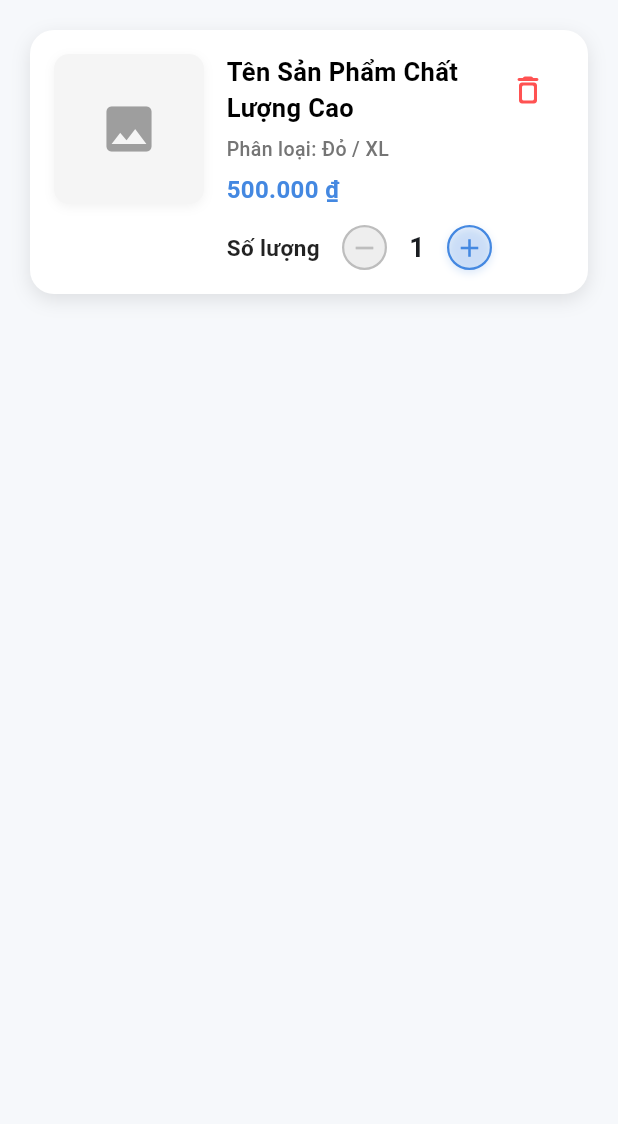
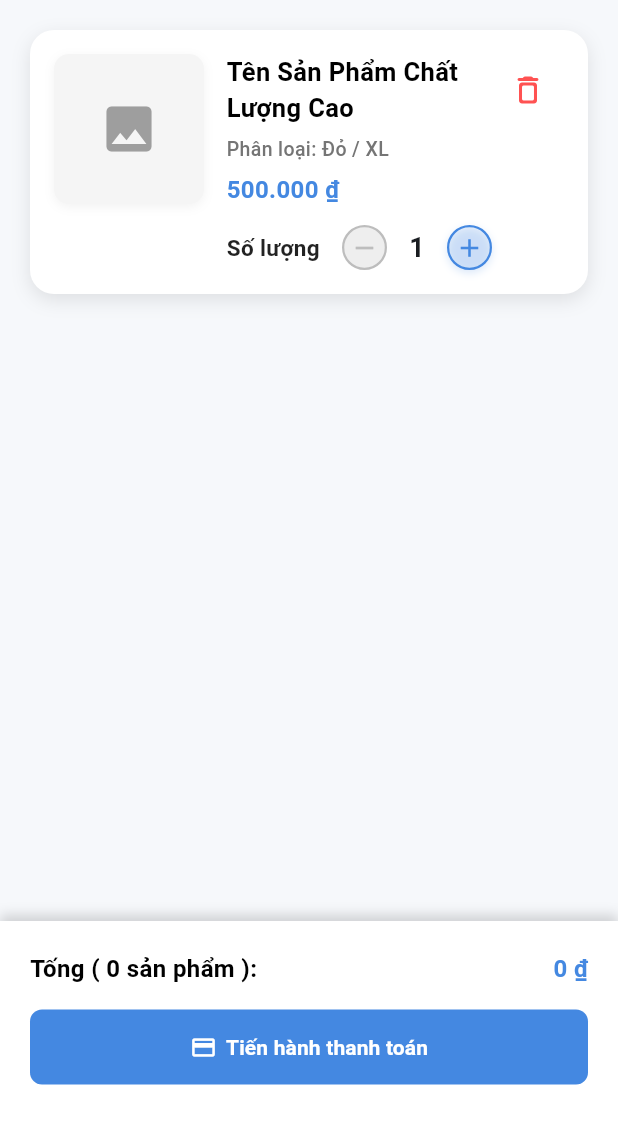
Before and after one commit to PhamVanDong2407/utshop_FE, a Flutter app: the Cart screen opened by its route, on a phone screen of 412 x 824 dp. Shown: the top 1124 px of the screen. Run offline on Flutter 3.47's test engine with Material 3 defaults, Android fonts, the phone set to English and light mode, and no system bars; our stand-ins replace carousel_slider, file_picker, flutter_dotenv, flutter_screenutil, flutter_svg, get and 4 more; accounts and stored records are empty; network calls fail; statements that could not run were skipped.

Commit message:
update ui screen giỏ hàng

```diff
--- a/lib/Views/Cart/cart.dart
+++ b/lib/Views/Cart/cart.dart
@@ -12,7 +12,10 @@ class Cart extends StatelessWidget {
   Widget build(BuildContext context) {
     return Scaffold(
       backgroundColor: AppColor.background,
-      body: ListView(
+      body: Column(
+        children: [
+          Expanded(
+            child: ListView(
               children: [
                 const SizedBox(height: 20),
                 Padding(
@@ -34,6 +37,7 @@ class Cart extends StatelessWidget {
                       child: Row(
                         crossAxisAlignment: CrossAxisAlignment.start,
                         children: [
+                          // Image Placeholder
                           Container(
                             width: 100,
                             height: 100,
@@ -54,9 +58,7 @@ class Cart extends StatelessWidget {
                               size: 40,
                             ),
                           ),
-
                           const SizedBox(width: 15),
-
                           Expanded(
                             child: Column(
                               crossAxisAlignment: CrossAxisAlignment.start,
@@ -90,8 +92,10 @@ class Cart extends StatelessWidget {
                                   ),
                                 ),
                                 const SizedBox(height: 12),
+                                // Quantity Row
                                 Row(
-                            mainAxisAlignment: MainAxisAlignment.spaceBetween,
+                                  mainAxisAlignment:
+                                      MainAxisAlignment.spaceBetween,
                                   children: [
                                     const Text(
                                       "Số lượng",
@@ -108,7 +112,10 @@ class Cart extends StatelessWidget {
                                             icon: Icons.remove,
                                             onTap: controller.decrementQuantity,
                                             isEnabled:
-                                          controller.selectedQuantity.value > 1,
+                                                controller
+                                                    .selectedQuantity
+                                                    .value >
+                                                1,
                                           ),
                                           SizedBox(
                                             width: 40,
@@ -135,7 +142,6 @@ class Cart extends StatelessWidget {
                               ],
                             ),
                           ),
-
                           Align(
                             alignment: Alignment.topRight,
                             child: IconButton(
@@ -152,6 +158,82 @@ class Cart extends StatelessWidget {
                     ),
                   ),
                 ),
+              ],
+            ),
+          ),
+          SizedBox(
+            height: 150,
+            child: Container(
+              padding: const EdgeInsets.all(20),
+              decoration: BoxDecoration(
+                color: Colors.white,
+                boxShadow: [
+                  BoxShadow(
+                    color: Colors.black.withAlpha(40),
+                    offset: const Offset(0, -4),
+                    blurRadius: 6,
+                    spreadRadius: 0,
+                  ),
+                ],
+              ),
+              child: Column(
+                children: [
+                  Row(
+                    mainAxisAlignment: MainAxisAlignment.spaceBetween,
+                    children: [
+                      Text(
+                        "Tống ( 0 sản phẩm ): ",
+                        style: TextStyle(
+                          color: Colors.black,
+                          fontSize: 16,
+                          fontWeight: FontWeight.w600,
+                        ),
+                      ),
+                      Text(
+                        "0 ₫",
+                        style: TextStyle(
+                          color: AppColor.primary,
+                          fontSize: 16,
+                          fontWeight: FontWeight.w600,
+                        ),
+                      ),
+                    ],
+                  ),
+                  SizedBox(height: 16),
+                  SizedBox(
+                    height: 50,
+                    child: ElevatedButton(
+                      onPressed: () {},
+                      style: ElevatedButton.styleFrom(
+                        backgroundColor: AppColor.primary,
+                        elevation: 0,
+                        padding: EdgeInsets.zero,
+                        shape: RoundedRectangleBorder(
+                          borderRadius: BorderRadius.circular(8.0),
+                        ),
+                      ),
+                      child: Row(
+                        mainAxisAlignment: MainAxisAlignment.center,
+                        children: [
+                          Icon(Icons.payment, color: Colors.white, size: 18),
+                          SizedBox(width: 6),
+                          Text(
+                            'Tiến hành thanh toán',
+                            style: TextStyle(
+                              color: Colors.white,
+                              fontSize: 14,
+                              fontWeight: FontWeight.w600,
+                            ),
+                          ),
+                        ],
+                      ),
+                    ),
+                  ),
+                ],
+              ),
+            ),
+          ),
+          SizedBox(height: 60),
         ],
       ),
     );
--- a/lib/Views/Home/home.dart
+++ b/lib/Views/Home/home.dart
@@ -967,6 +967,7 @@ class _ProductCard extends StatelessWidget {
                   ),
                 ),
               ),
+              SizedBox(height: 16),
             ],
           ),
         );
```
Lines whose indentation alone changed are shown as unchanged.
